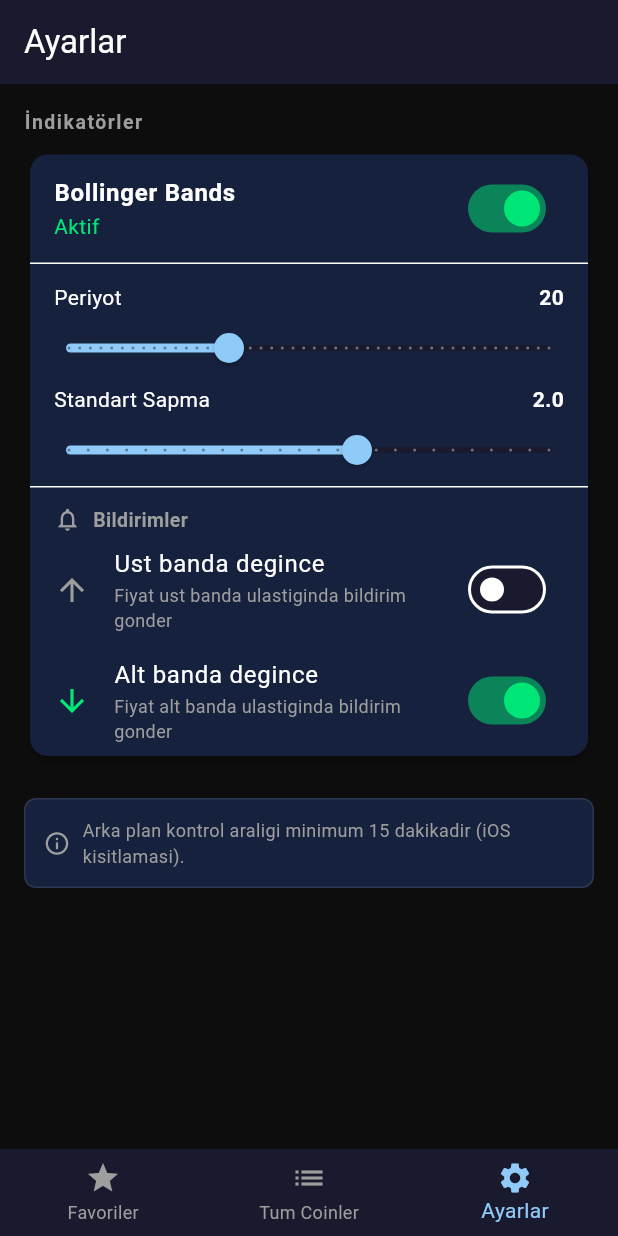
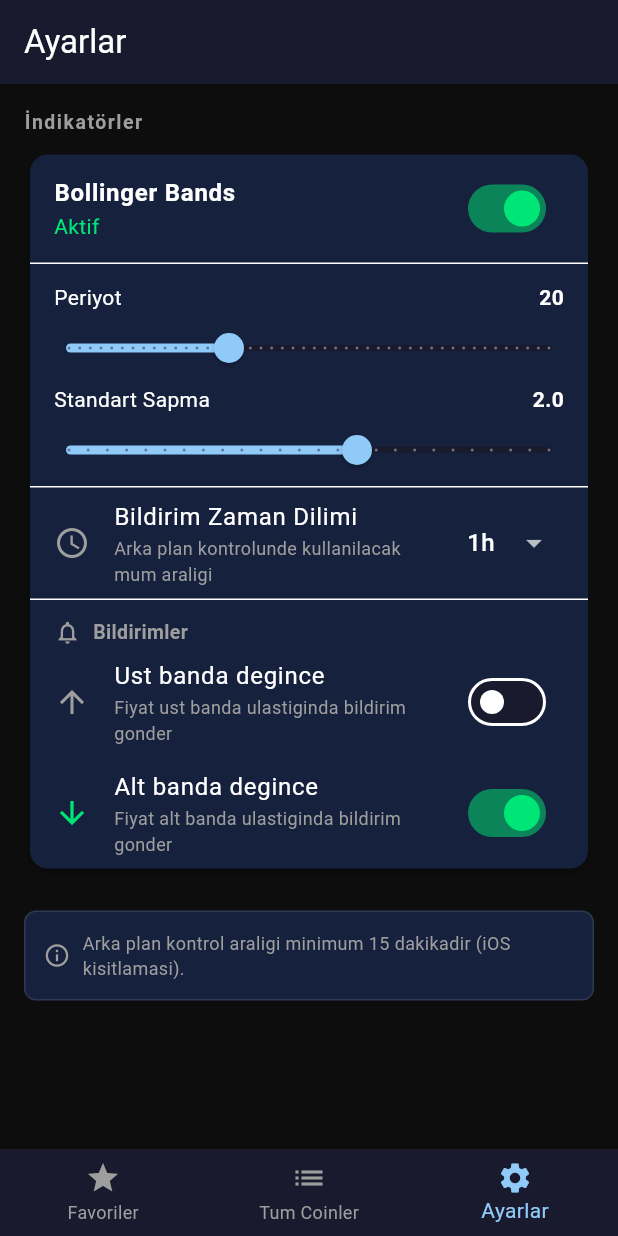
Before and after one commit to eenginkeskin/bollinger, a Flutter app: the screen it shows after launch, item 3 of the bottom bar chosen, after a tap on "Ust banda degince", on a phone screen of 412 x 824 dp. Run offline on Flutter 3.47's test engine with Material 3 defaults, Android fonts, the phone set to English and light mode, and no system bars; our stand-ins replace dio, fl_chart, flutter_local_notifications, flutter_riverpod, shared_preferences; missing offline and left inert: workmanager; network calls fail; statements that could not run were skipped.

Commit message:
Bildirim için zaman dilimi seçimi eklendi.

```diff
--- a/lib/data/models/indicator_settings.dart
+++ b/lib/data/models/indicator_settings.dart
@@ -5,12 +5,14 @@ class IndicatorSettings {
   final bool enabled;
   final Map<String, double> params;
   final Map<String, bool> notifications;
+  final String interval;
 
   const IndicatorSettings({
     required this.indicatorId,
     this.enabled = true,
     this.params = const {},
     this.notifications = const {},
+    this.interval = '1h',
   });
 
   factory IndicatorSettings.bollingerDefault() {
@@ -25,6 +27,7 @@ class IndicatorSettings {
         'upperBand': true,
         'lowerBand': true,
       },
+      interval: '1h',
     );
   }
 
@@ -32,12 +35,14 @@ class IndicatorSettings {
     bool? enabled,
     Map<String, double>? params,
     Map<String, bool>? notifications,
+    String? interval,
   }) {
     return IndicatorSettings(
       indicatorId: indicatorId,
       enabled: enabled ?? this.enabled,
       params: params ?? this.params,
       notifications: notifications ?? this.notifications,
+      interval: interval ?? this.interval,
     );
   }
 
@@ -46,6 +51,7 @@ class IndicatorSettings {
         'enabled': enabled,
         'params': params,
         'notifications': notifications,
+        'interval': interval,
       };
 
   factory IndicatorSettings.fromJson(Map<String, dynamic> json) {
@@ -58,6 +64,7 @@ class IndicatorSettings {
       notifications: (json['notifications'] as Map<String, dynamic>?)
               ?.map((k, v) => MapEntry(k, v as bool)) ??
           {},
+      interval: json['interval'] as String? ?? '1h',
     );
   }
 
--- a/lib/providers/settings_provider.dart
+++ b/lib/providers/settings_provider.dart
@@ -29,6 +29,12 @@ class BollingerSettingsNotifier extends AsyncNotifier<IndicatorSettings> {
     await _save(updated);
   }
 
+  Future<void> setInterval(String interval) async {
+    final current = await future;
+    final updated = current.copyWith(interval: interval);
+    await _save(updated);
+  }
+
   Future<void> setNotification(String key, bool value) async {
     final current = await future;
     final newNotifs = Map<String, bool>.from(current.notifications);
--- a/lib/ui/background/background_task_handler.dart
+++ b/lib/ui/background/background_task_handler.dart
@@ -45,6 +45,7 @@ Future<bool> backgroundTaskHandler() async {
 
     final period = (settings.params['period'] ?? 20).toInt();
     final stdDev = settings.params['stdDev'] ?? 2.0;
+    final interval = settings.interval;
     final indicator = BollingerBandIndicator(
       period: period,
       stdDevMultiplier: stdDev,
@@ -55,7 +56,7 @@ Future<bool> backgroundTaskHandler() async {
       try {
         final response = await dio.get(ApiConstants.klines, queryParameters: {
           'symbol': symbol,
-          'interval': '1h',
+          'interval': interval,
           'limit': AppConstants.klineLimit,
         });
         final klines = (response.data as List)
--- a/lib/ui/screens/settings_screen.dart
+++ b/lib/ui/screens/settings_screen.dart
@@ -1,5 +1,6 @@
 import 'package:flutter/material.dart';
 import 'package:flutter_riverpod/flutter_riverpod.dart';
+import 'package:bollinger/core/constants/app_constants.dart';
 import 'package:bollinger/core/theme/app_theme.dart';
 import 'package:bollinger/providers/settings_provider.dart';
 
@@ -122,6 +123,33 @@ class SettingsScreen extends ConsumerWidget {
 
                       const Divider(height: 1),
 
+                      // Interval selector
+                      ListTile(
+                        leading: const Icon(Icons.access_time,
+                            color: Colors.grey),
+                        title: const Text('Bildirim Zaman Dilimi'),
+                        subtitle: const Text(
+                          'Arka plan kontrolunde kullanilacak mum araligi',
+                          style: TextStyle(fontSize: 12, color: Colors.grey),
+                        ),
+                        trailing: DropdownButton<String>(
+                          value: settings.interval,
+                          underline: const SizedBox(),
+                          dropdownColor: AppTheme.cardColor,
+                          items: AppConstants.intervals.map((i) {
+                            return DropdownMenuItem(
+                              value: i,
+                              child: Text(i),
+                            );
+                          }).toList(),
+                          onChanged: (v) {
+                            if (v != null) notifier.setInterval(v);
+                          },
+                        ),
+                      ),
+
+                      const Divider(height: 1),
+
                       // Notification header
                       const Padding(
                         padding: EdgeInsets.fromLTRB(16, 12, 16, 0),
```
